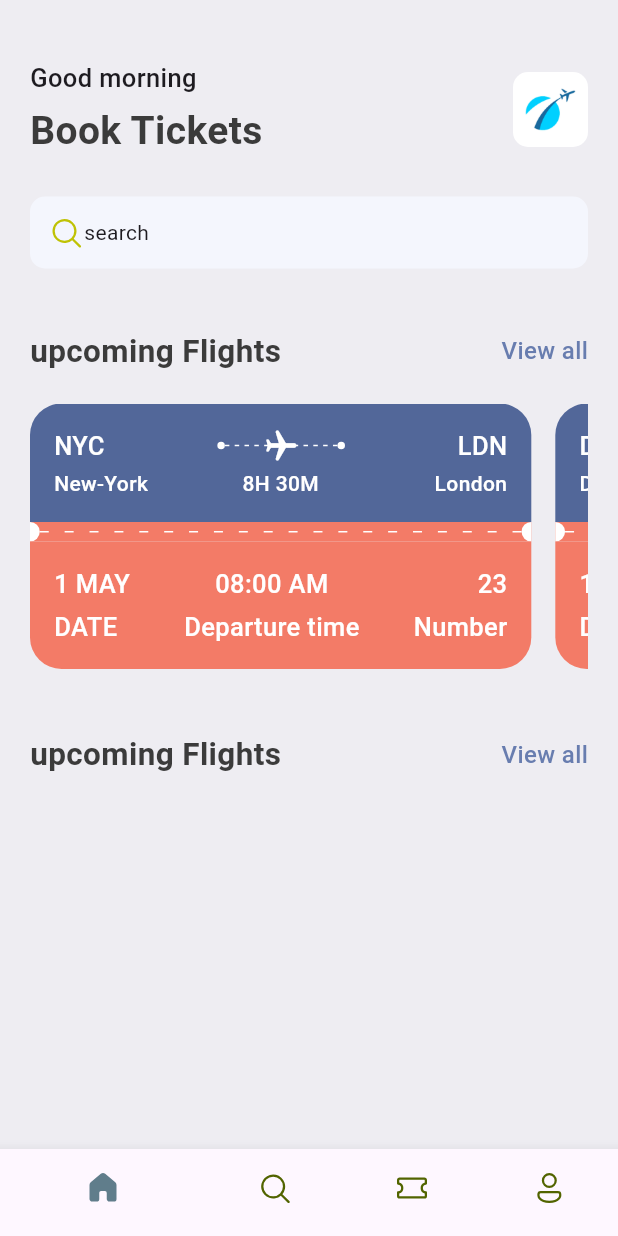
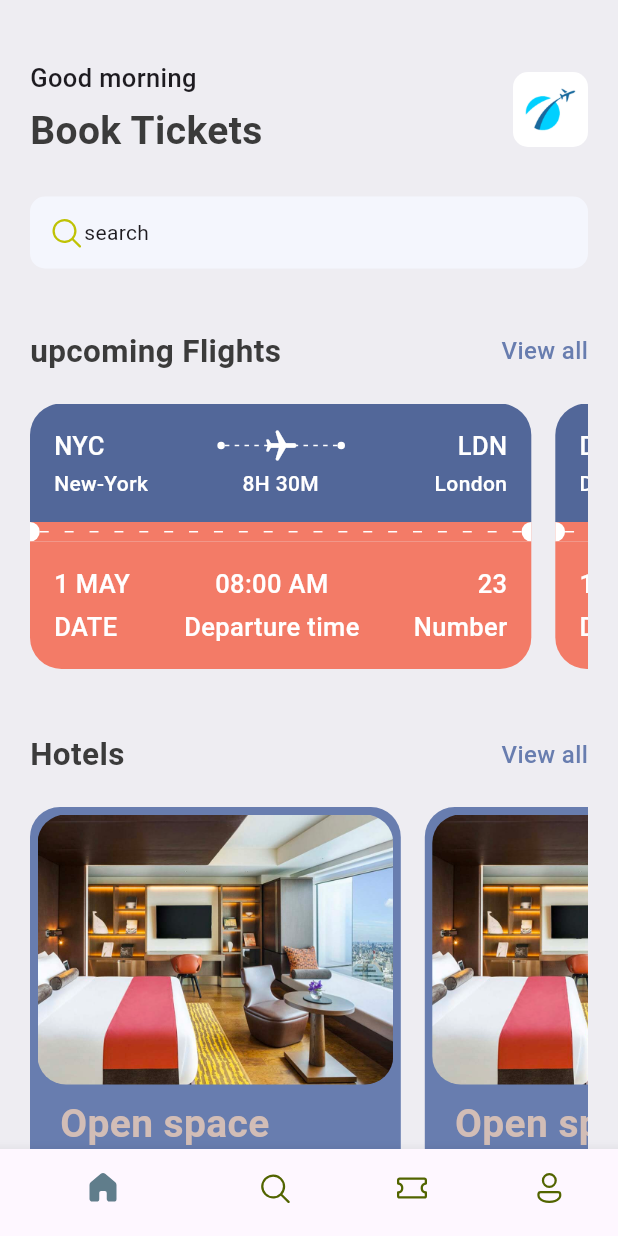
Before and after one commit to 4727yesuraju/ticket-app, a Flutter app: the screen it shows after launch, on a phone screen of 412 x 824 dp. Run offline on Flutter 3.47's test engine with Material 3 defaults, Android fonts, the phone set to English and light mode, and no system bars; our stand-ins replace fluentui_icons.

Commit message:
hotel view

```diff
--- a/lib/base/res/media.dart
+++ b/lib/base/res/media.dart
@@ -1,4 +1,5 @@
 class AppMedia{
   static const _baseImage = "assets/images"; //_means private variable
   static const logo = '$_baseImage/logo.png';
+  static const hotelRoom = '$_baseImage/hotel_room.png';
 }
--- a/lib/base/res/styles/app_styles.dart
+++ b/lib/base/res/styles/app_styles.dart
@@ -8,6 +8,7 @@ class AppStyles {
   static Color textColor = const Color(0xff3b3b3b);
   static Color ticketBlue = const Color(0xFF526799);
   static Color ticketOrange = const Color(0xFFF37B67);
+  static Color kakiColor = const Color(0xFFd2bdb6);
 
   static TextStyle headLineStyle = TextStyle( //dinamic widget due to it depend's on textColor
       fontSize : 16,
--- a/lib/base/utils/app_json.dart
+++ b/lib/base/utils/app_json.dart
@@ -1,23 +1,23 @@
-/* List<Map<String, dynamic>> hotelList = [
+List<Map<String, dynamic>> hotelList = [
   {
-    'image': 'one.png',
+    'image': 'hotel_room.png',
     'place': 'Open Space',
     'destination': 'London',
     'price': 25
   },
   {
-    'image': 'two.png',
+    'image': 'city_view.png',
     'place': 'Global Will',
     'destination': 'London',
     'price': 40
   },
   {
-    'image': 'three.png',
-    'place': 'Tallest Building',
+    'image': 'pool_view.png',
+    'place': 'Best pool in the city ',
     'destination': 'Dubai',
     'price': 68
   },
-]; */
+];
 
 List<Map<String, dynamic>> ticketList = [
   {
--- a/lib/base/widgets/app_double_text.dart
+++ b/lib/base/widgets/app_double_text.dart
@@ -16,7 +16,7 @@ class AppDoubleText extends StatelessWidget {
       children: [
         Text(bigText,style : AppStyles.headLineStyle2),
         InkWell(
-          onTap : ,
+          onTap : func,
           child : Text(smallText,style : AppStyles.headLineStyle.copyWith(
             color : AppStyles.primaryColor
           ))
--- a/lib/screens/home_screen.dart
+++ b/lib/screens/home_screen.dart
@@ -5,6 +5,7 @@ import 'package:ticket_app/base/res/styles/app_styles.dart';
 import 'package:ticket_app/base/widgets/app_double_text.dart';
 import 'package:ticket_app/base/widgets/ticket_view.dart';
 import 'package:ticket_app/base/utils/app_json.dart';
+import 'package:ticket_app/screens/widgets/hotel.dart';
 
 class HomeScreen extends StatelessWidget {
   const HomeScreen({super.key});
@@ -19,6 +20,7 @@ class HomeScreen extends StatelessWidget {
           Container(
             padding : const EdgeInsets.symmetric(horizontal : 20  ),
             child : Column(
+              crossAxisAlignment: CrossAxisAlignment.start,
               children : [
                 Row(
                   mainAxisAlignment : MainAxisAlignment.spaceBetween,
@@ -80,10 +82,23 @@ class HomeScreen extends StatelessWidget {
                 ),
                 const SizedBox(height : 40),
                 AppDoubleText(
-                  bigText: 'upcoming Flights',
+                  bigText: 'Hotels',
                   smallText: 'View all',
-                  func : ()=>Navigator.pushNamed(context,"/all_tickets"),
+                  func : ()=>{
+                    print("hotels here")
+                  },
                 ),
+                const SizedBox(height:20),
+                SingleChildScrollView(
+                  scrollDirection: Axis.horizontal,
+                  child: Row(
+                    children: [
+                      const Hotel(),
+                      const Hotel(),
+
+                    ]
+                  ),
+                )
               ]
           )
           ),
--- /dev/null
+++ b/lib/screens/widgets/hotel.dart
@@ -0,0 +1,64 @@
+import 'package:flutter/material.dart';
+import 'package:ticket_app/base/res/media.dart';
+import 'package:ticket_app/base/res/styles/app_styles.dart';
+
+class Hotel extends StatelessWidget {
+  const Hotel({super.key});
+
+  @override
+  Widget build(BuildContext context) {
+    final size = MediaQuery.of(context).size;
+    return Container(
+      margin:const  EdgeInsets.only(right: 16),
+      padding: const EdgeInsets.all(5.0),
+      width: size.width*0.6,
+      height: 300,
+      decoration: BoxDecoration(
+        color: AppStyles.primaryColor,
+        borderRadius: BorderRadius.circular(20),
+      ),
+      child: Column(
+        crossAxisAlignment: CrossAxisAlignment.start,
+        children: [
+          Container(
+            height: 180,
+            decoration: BoxDecoration(
+              color: AppStyles.primaryColor,
+              borderRadius: BorderRadius.circular(19),
+              image: const DecorationImage(
+                fit:BoxFit.cover,
+                image: AssetImage(
+                  AppMedia.hotelRoom
+                )
+              )
+            )
+          ),
+          const SizedBox(height:8),
+          Padding(
+            padding: const EdgeInsets.only(left:15),
+            child: Text(
+              "Open space",
+              style: AppStyles.headLineStyle1.copyWith(color: AppStyles.kakiColor)
+            ),
+          ),
+          const SizedBox(height:5),
+          Padding(
+            padding: const EdgeInsets.only(left:15),
+            child: Text(
+              "London",
+              style: AppStyles.headLineStyle3.copyWith(color: Colors.white)
+            ),
+          ),
+          const SizedBox(height:5),
+          Padding(
+            padding: const EdgeInsets.only(left:15),
+            child: Text(
+              "\$25/night",
+              style: AppStyles.headLineStyle2.copyWith(color: AppStyles.kakiColor)
+            ),
+          ),
+        ]
+      )
+    );
+  }
+}
```
